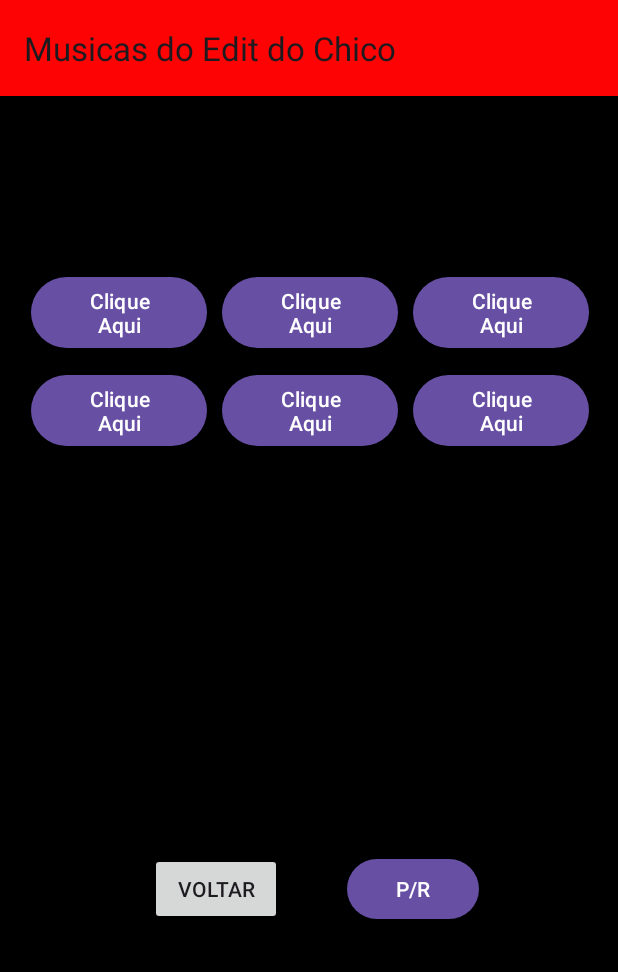
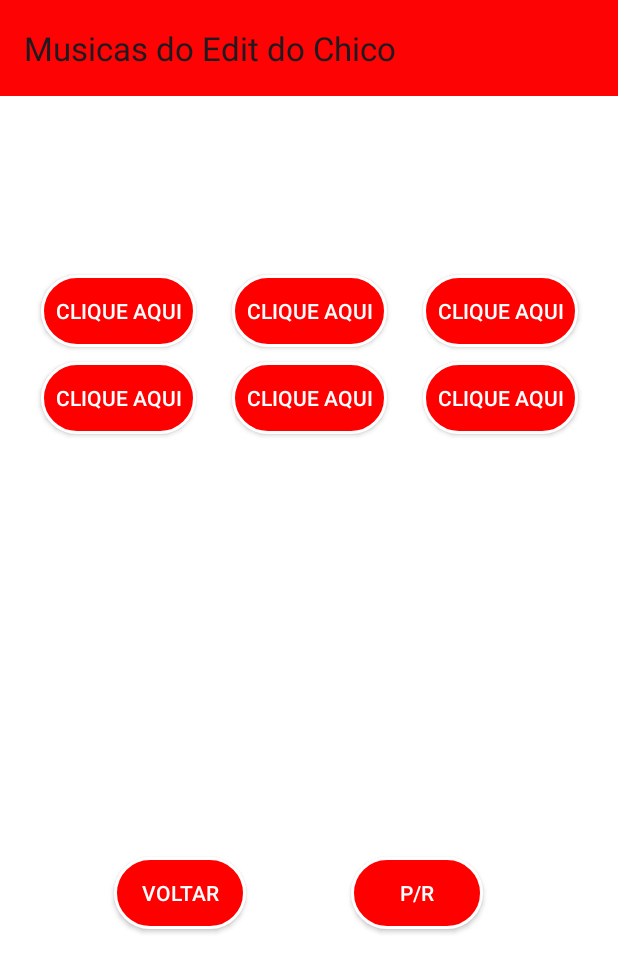
Before and after one commit to AngeloMzn/ChicoCoinsApp, an Android app: the EditMusicActivity screen opened directly, with no data from a screen before it, on a phone screen of 412 x 824 dp. Shown: the top 972 px of the screen. Run offline under Robolectric (Android 15) with nearby library versions, the phone set to English and light mode, and no system bars; our stand-ins replace navigation-ui.

Commit message:
[FIX] alterando design dos botões do grid

```diff
--- a/src/main/res/layout/activity_edit_music.xml
+++ b/src/main/res/layout/activity_edit_music.xml
@@ -4,14 +4,14 @@
     xmlns:tools="http://schemas.android.com/tools"
     android:layout_width="match_parent"
     android:layout_height="match_parent"
-    android:background="@color/black"
+    android:background="@color/white"
     android:fitsSystemWindows="true"
     tools:context=".EditMusicActivity">
 
     <com.google.android.material.appbar.AppBarLayout
         android:layout_width="match_parent"
         android:layout_height="wrap_content"
-        android:background="@color/black"
+        android:background="@color/red"
         android:fitsSystemWindows="true">
 
         <com.google.android.material.appbar.MaterialToolbar
--- a/src/main/res/layout/grid_item_layout.xml
+++ b/src/main/res/layout/grid_item_layout.xml
@@ -5,10 +5,12 @@
     android:orientation="vertical"
     android:gravity="center">
 
-    <Button
+    <androidx.appcompat.widget.AppCompatButton
         android:id="@+id/btn_grid_item"
-        android:layout_width="wrap_content"
+        android:layout_width="103dp"
         android:layout_height="wrap_content"
-        android:text="Clique Aqui" />
+        android:background="@drawable/background_button"
+        android:text="Clique Aqui"
+        android:textColor="@color/white" />
 
 </LinearLayout>
--- a/src/main/res/layout/music_fragment.xml
+++ b/src/main/res/layout/music_fragment.xml
@@ -15,10 +15,12 @@
             android:id="@+id/btn_BackHistory"
             android:layout_width="wrap_content"
             android:layout_height="wrap_content"
-            android:layout_marginStart="84dp"
+            android:layout_marginStart="60dp"
             android:layout_marginTop="150dp"
-            android:layout_marginBottom="16dp"
+            android:layout_marginBottom="20dp"
+            android:background="@drawable/background_button"
             android:text="@string/btn_BackHistory"
+            android:textColor="@color/white"
             app:layout_constraintBottom_toBottomOf="parent"
             app:layout_constraintStart_toStartOf="parent"
             app:layout_constraintTop_toBottomOf="@+id/grid_editMusic"
@@ -30,7 +32,7 @@
             android:layout_height="243dp"
             android:layout_marginTop="16dp"
             android:layout_marginBottom="16dp"
-            android:background="@color/black"
+            android:background="@color/white"
             android:clipChildren="false"
             android:clipToPadding="false"
             android:divider="#CCCCCC"
@@ -46,14 +48,19 @@
             app:layout_constraintStart_toStartOf="parent"
             app:layout_constraintTop_toTopOf="parent"
             app:layout_constraintVertical_bias="0.42" />
-        <Button
+
+        <androidx.appcompat.widget.AppCompatButton
             android:id="@+id/btn_pause_continue"
             android:layout_width="wrap_content"
             android:layout_height="wrap_content"
             android:layout_marginTop="150dp"
+            android:layout_marginBottom="50dp"
+            android:layout_marginHorizontal="60dp"
+            android:background="@drawable/background_button"
             android:text="@string/btn_pause_continue"
+            android:textColor="@color/white"
             app:layout_constraintEnd_toEndOf="parent"
-            app:layout_constraintHorizontal_bias="0.362"
+            app:layout_constraintHorizontal_bias="0.406"
             app:layout_constraintStart_toEndOf="@+id/btn_BackHistory"
             app:layout_constraintTop_toBottomOf="@+id/grid_editMusic" />
 
```
